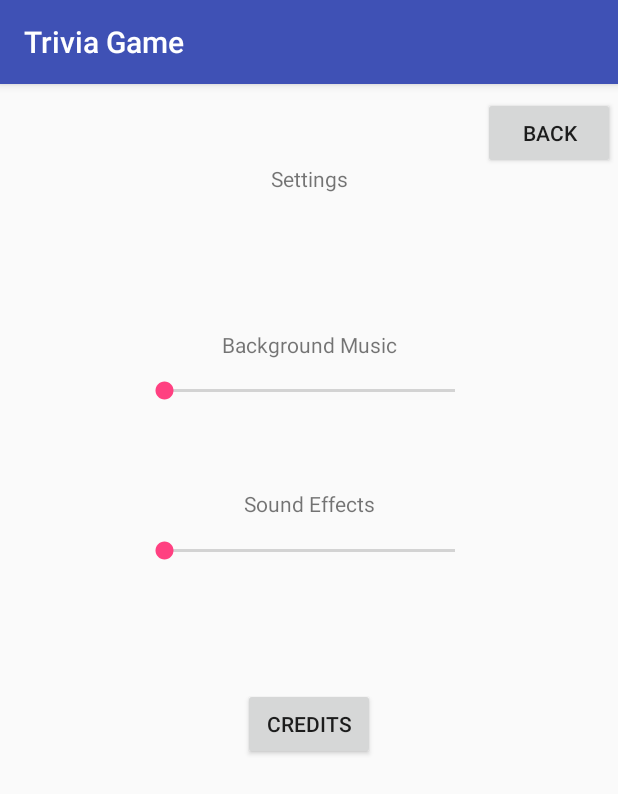
After one commit to GDMSProduction/GetQuiz, an Android app: the SettingsScreen screen opened directly, with no data from a screen before it, on a phone screen of 412 x 824 dp. The commit adds this screen. Shown: the top 794 px of the screen. Run offline under Robolectric (Android 15) with nearby library versions, the phone set to English and light mode, and no system bars.

Commit message:
Did Questions Screen and Settings Screen

```diff
--- a/TriviaGame/app/src/main/AndroidManifest.xml
+++ b/TriviaGame/app/src/main/AndroidManifest.xml
@@ -16,8 +16,10 @@
                 <category android:name="android.intent.category.LAUNCHER" />
             </intent-filter>
         </activity>
-        <activity android:name=".SoloScreen"></activity>
-        <activity android:name=".MultiplayerScreen"></activity>
+        <activity android:name=".SoloScreen" />
+        <activity android:name=".MultiplayerScreen" />
+        <activity android:name=".SettingsScreen" />
+        <activity android:name=".QuestionsScreen"></activity>
     </application>
 
 </manifest>
--- /dev/null
+++ b/TriviaGame/app/src/main/java/fullsailclass/triviagame/SettingsScreen.java
@@ -0,0 +1,30 @@
+package fullsailclass.triviagame;
+
+import android.support.v7.app.AppCompatActivity;
+import android.os.Bundle;
+import android.view.View;
+import android.widget.Button;
+
+public class SettingsScreen extends AppCompatActivity {
+
+    @Override
+    protected void onCreate(Bundle savedInstanceState) {
+        super.onCreate(savedInstanceState);
+        setContentView(R.layout.activity_settings_screen);
+
+        configureSettingBackButton();
+    }
+
+    public void configureSettingBackButton() {
+        Button settingsBack = (Button) findViewById(R.id.SettingsBackBTN);
+        settingsBack.setOnClickListener(new View.OnClickListener() {
+            @Override
+            public void onClick(View view) {
+
+                finish();
+
+            }
+
+        });
+    }
+}
--- /dev/null
+++ b/TriviaGame/app/src/main/res/layout/activity_settings_screen.xml
@@ -0,0 +1,90 @@
+<?xml version="1.0" encoding="utf-8"?>
+<android.support.constraint.ConstraintLayout xmlns:android="http://schemas.android.com/apk/res/android"
+    xmlns:app="http://schemas.android.com/apk/res-auto"
+    xmlns:tools="http://schemas.android.com/tools"
+    android:layout_width="match_parent"
+    android:layout_height="match_parent"
+    tools:context="fullsailclass.triviagame.SettingsScreen">
+
+
+    <TextView
+        android:id="@+id/SettingsText"
+        android:layout_width="wrap_content"
+        android:layout_height="wrap_content"
+        android:text="Settings"
+        app:layout_constraintBottom_toBottomOf="parent"
+        app:layout_constraintHorizontal_bias="0.501"
+        app:layout_constraintLeft_toLeftOf="parent"
+        app:layout_constraintRight_toRightOf="parent"
+        app:layout_constraintTop_toTopOf="parent"
+        app:layout_constraintVertical_bias="0.071" />
+
+    <SeekBar
+        android:id="@+id/BackMusicDial"
+        android:layout_width="226dp"
+        android:layout_height="22dp"
+        app:layout_constraintBottom_toBottomOf="parent"
+        app:layout_constraintLeft_toLeftOf="parent"
+        app:layout_constraintRight_toRightOf="parent"
+        app:layout_constraintTop_toTopOf="parent"
+        app:layout_constraintVertical_bias="0.402" />
+
+    <SeekBar
+        android:id="@+id/SoundEffectsDial"
+        android:layout_width="226dp"
+        android:layout_height="22dp"
+        app:layout_constraintBottom_toBottomOf="parent"
+        app:layout_constraintLeft_toLeftOf="parent"
+        app:layout_constraintRight_toRightOf="parent"
+        app:layout_constraintTop_toTopOf="parent"
+        app:layout_constraintVertical_bias="0.259" />
+
+    <TextView
+        android:id="@+id/BackMusicText"
+        android:layout_width="wrap_content"
+        android:layout_height="wrap_content"
+        android:text="Background Music"
+        app:layout_constraintBottom_toBottomOf="parent"
+        app:layout_constraintHorizontal_bias="0.501"
+        app:layout_constraintLeft_toLeftOf="parent"
+        app:layout_constraintRight_toRightOf="parent"
+        app:layout_constraintTop_toTopOf="parent"
+        app:layout_constraintVertical_bias="0.219" />
+
+    <TextView
+        android:id="@+id/SoundEffectText"
+        android:layout_width="wrap_content"
+        android:layout_height="wrap_content"
+        android:text="Sound Effects"
+        app:layout_constraintBottom_toBottomOf="parent"
+        app:layout_constraintHorizontal_bias="0.501"
+        app:layout_constraintLeft_toLeftOf="parent"
+        app:layout_constraintRight_toRightOf="parent"
+        app:layout_constraintTop_toTopOf="parent"
+        app:layout_constraintVertical_bias="0.361" />
+
+    <Button
+        android:id="@+id/CreditsBTN"
+        android:layout_width="wrap_content"
+        android:layout_height="wrap_content"
+        android:text="Credits"
+        app:layout_constraintBottom_toBottomOf="parent"
+        app:layout_constraintLeft_toLeftOf="parent"
+        app:layout_constraintRight_toRightOf="parent"
+        app:layout_constraintTop_toTopOf="parent"
+        app:layout_constraintVertical_bias="0.559" />
+
+    <Button
+        android:id="@+id/SettingsBackBTN"
+        android:layout_width="wrap_content"
+        android:layout_height="wrap_content"
+        android:text="Back"
+        app:layout_constraintBottom_toBottomOf="parent"
+        app:layout_constraintHorizontal_bias="0.993"
+        app:layout_constraintLeft_toLeftOf="parent"
+        app:layout_constraintRight_toRightOf="parent"
+        app:layout_constraintTop_toTopOf="parent"
+        app:layout_constraintVertical_bias="0.012" />
+
+
+</android.support.constraint.ConstraintLayout>
```
Also changed, not shown: TriviaGame/app/src/main/java/fullsailclass/triviagame/MainMenu.java (+11 -0 lines), TriviaGame/app/src/main/java/fullsailclass/triviagame/QuestionsScreen.java (added, +30 -0 lines), TriviaGame/app/src/main/java/fullsailclass/triviagame/SoloScreen.java (+72 -0 lines), TriviaGame/app/src/main/res/layout/activity_questions_screen.xml (added, +80 -0 lines).
